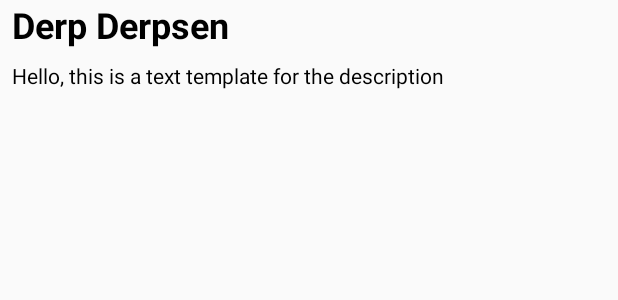
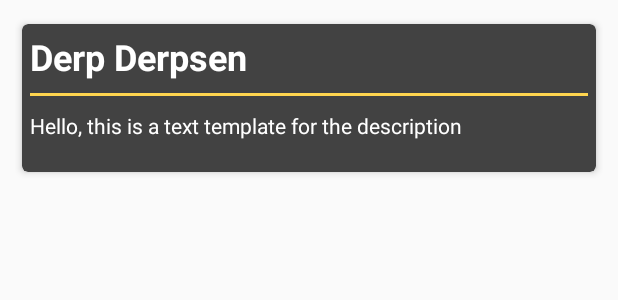
Before and after one commit to Crcamargo/AssassinApp, an Android app: the layout listitem.xml on its own in the app's theme, with its tools: preview values and no code run, on a phone screen of 412 x 824 dp. Shown: the top 300 px of the screen. Run offline under Robolectric (Android 15) with nearby library versions, the phone set to English and light mode, and no system bars.

Commit message:
Update UI of 'How to Play' section

```diff
--- a/app/src/main/res/layout/activity_more.xml
+++ b/app/src/main/res/layout/activity_more.xml
@@ -25,6 +25,7 @@
         android:layout_marginTop="20dp"
         android:text="@string/aboutString"
         android:textAlignment="center"
+        android:textColor="@android:color/black"
         android:textSize="18sp" />
 
 </LinearLayout>
--- a/app/src/main/res/layout/listitem.xml
+++ b/app/src/main/res/layout/listitem.xml
@@ -3,12 +3,24 @@
     xmlns:tools="http://schemas.android.com/tools"
     android:layout_width="match_parent"
     android:layout_height="wrap_content"
+    xmlns:app="http://schemas.android.com/apk/res-auto"
     android:orientation="vertical"
     android:id="@+id/cont_item_root"
-    android:paddingLeft="8dp"
-    android:paddingRight="8dp"
+    android:padding="10dp">
+
+    <android.support.v7.widget.CardView
+        android:layout_width="match_parent"
+        app:cardElevation="3dp"
+        app:cardCornerRadius="4dp"
+        app:cardUseCompatPadding="true"
+        app:cardBackgroundColor="@color/cardbg"
+        android:layout_height="wrap_content">
+        <LinearLayout
+            android:layout_width="match_parent"
+            android:layout_height="wrap_content"
+            android:orientation="vertical"
+            android:padding="5dp"
             >
-
             <TextView
                 android:id="@+id/howTo_Title"
                 android:layout_width="wrap_content"
@@ -16,18 +28,25 @@
                 android:gravity="center"
                 android:text="Derp Derpsen"
                 android:textSize="24sp"
-        android:textColor="@android:color/black"
+                android:textColor="@android:color/white"
                 android:textStyle="normal|bold"
                 android:paddingBottom="8dp"
                 />
+            <View
+                android:layout_width="match_parent"
+                android:layout_height="2dp"
+                android:background="@color/divGold" />
             <TextView
                 android:id="@+id/howTo_Descrip"
                 android:layout_width="wrap_content"
                 android:layout_height="wrap_content"
+                android:paddingTop="10dp"
                 android:paddingBottom="16dp"
                 android:text="Hello, this is a text template for the description"
-        android:textColor="@android:color/black"
+                android:textColor="@android:color/white"
                 />
+        </LinearLayout>
+    </android.support.v7.widget.CardView>
 
 
 </LinearLayout>
--- a/app/src/main/res/values/colors.xml
+++ b/app/src/main/res/values/colors.xml
@@ -7,4 +7,8 @@
     <color name="helpbutton">#9a2f2f2f</color>
     <color name="red">#bf1616</color>
     <color name="clear">#00ffffff</color>
+    <color name="cardbg">#424242</color>
+    <color name="cardDiv">#9E9E9E</color>
+    <color name="cardDivDiv">#212121</color>
+    <color name="divGold">#ffd54f</color>
 </resources>
--- a/build.gradle
+++ b/build.gradle
@@ -5,7 +5,7 @@ buildscript {
         jcenter()
     }
     dependencies {
-        classpath 'com.android.tools.build:gradle:2.3.1'
+        classpath 'com.android.tools.build:gradle:2.3.3'
 
         // NOTE: Do not place your application dependencies here; they belong
         // in the individual module build.gradle files
```
Also changed, not shown: app/build.gradle (+5 -4 lines). Lines whose indentation alone changed are shown as unchanged.
